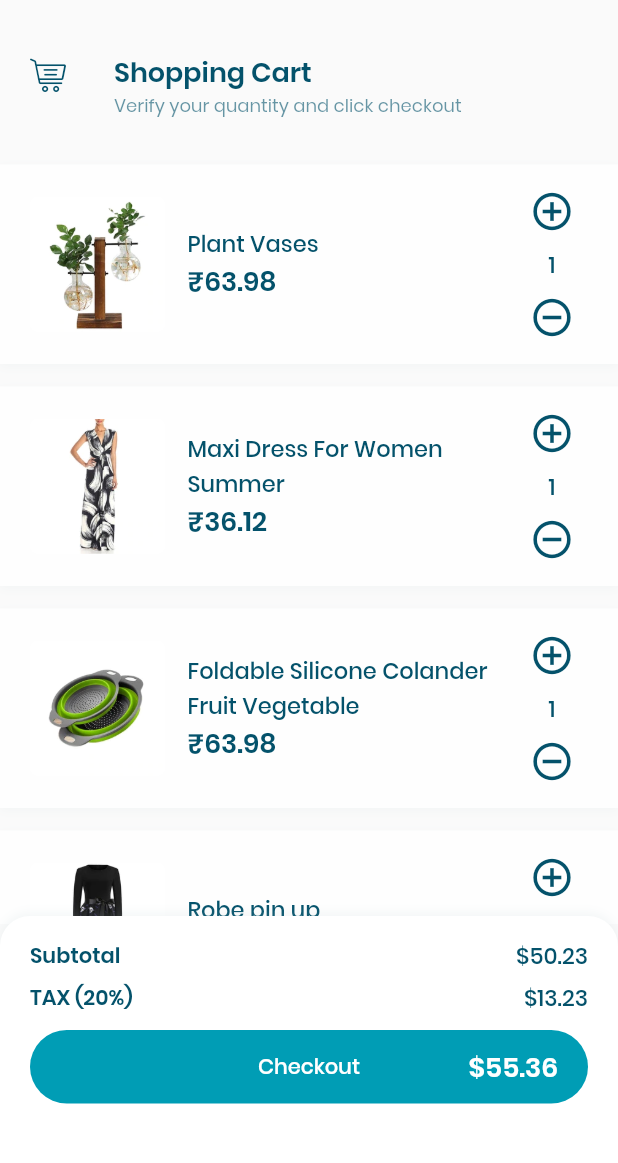
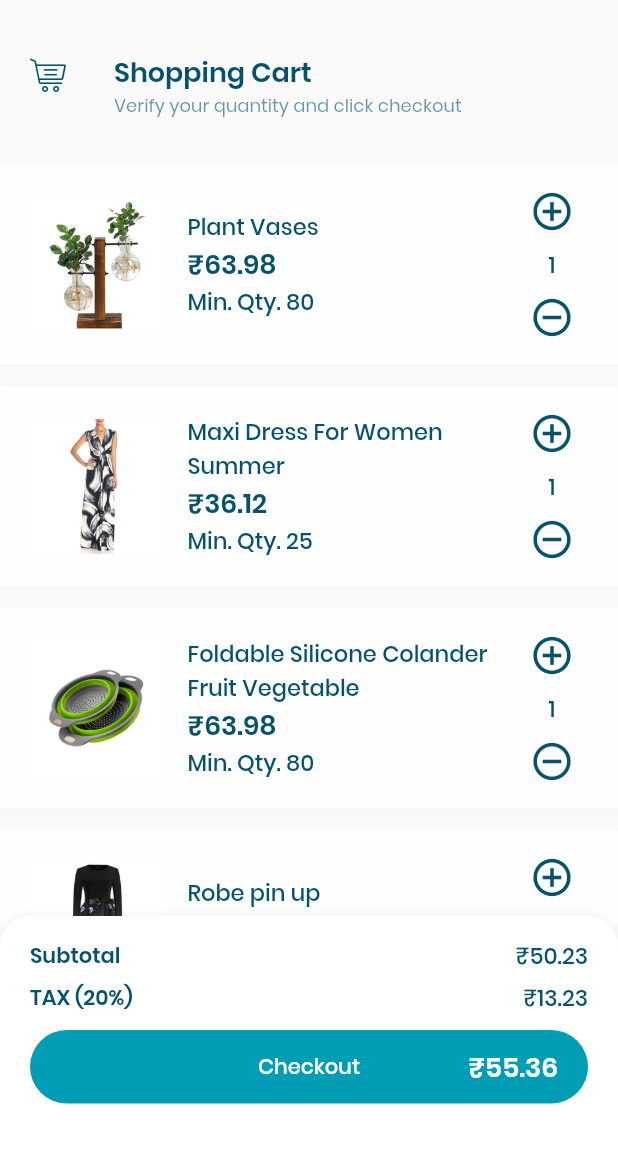
Before and after one commit to soumyap13/Store-App, a Flutter app: the CartWidget screen opened by its route, on a phone screen of 412 x 824 dp, the part 65-1228 px from its top. Run offline on Flutter 3.47's test engine with Material 2 defaults, Android fonts, the phone set to English and light mode, and no system bars; our stand-ins replace carousel_slider, datetime_picker_formfield, flutter_svg, get_it, shared_preferences, sticky_headers and 1 more; missing offline and left inert: shared_preferences_web; accounts and stored records are empty.

Commit message:
Product and Cart widgets updated

```diff
--- a/lib/src/screens/cart.dart
+++ b/lib/src/screens/cart.dart
@@ -133,7 +133,7 @@ class _CartWidgetState extends State<CartWidget> {
                             style: Theme.of(context).textTheme.body2,
                           ),
                         ),
-                        Text('\$50.23',
+                        Text('\₹50.23',
                             style: Theme.of(context).textTheme.subhead),
                       ],
                     ),
@@ -146,7 +146,7 @@ class _CartWidgetState extends State<CartWidget> {
                             style: Theme.of(context).textTheme.body2,
                           ),
                         ),
-                        Text('\$13.23',
+                        Text('\₹13.23',
                             style: Theme.of(context).textTheme.subhead),
                       ],
                     ),
@@ -175,7 +175,7 @@ class _CartWidgetState extends State<CartWidget> {
                         Padding(
                           padding: const EdgeInsets.symmetric(horizontal: 20),
                           child: Text(
-                            '\$55.36',
+                            '\₹55.36',
                             style: Theme.of(context).textTheme.display1.merge(
                                 TextStyle(
                                     color: Theme.of(context).primaryColor)),
--- a/lib/src/widgets/CartItemWidget.dart
+++ b/lib/src/widgets/CartItemWidget.dart
@@ -73,6 +73,10 @@ class _CartItemWidgetState extends State<CartItemWidget> {
                           widget.product.getPrice(),
                           style: Theme.of(context).textTheme.display1,
                         ),
+                        Text(
+                          "Min. Qty. ${widget.product.available.toString()}",
+                          style: Theme.of(context).textTheme.subtitle1,
+                        ),
                       ],
                     ),
                   ),
--- a/lib/src/widgets/FlashSalesCarouselItemWidget.dart
+++ b/lib/src/widgets/FlashSalesCarouselItemWidget.dart
@@ -109,7 +109,7 @@ class FlashSalesCarouselItemWidget extends StatelessWidget {
                   ),
                   SizedBox(height: 7),
                   Text(
-                    '${product.available} Available',
+                    'Min. Qty.: ${product.available}',
                     style: Theme.of(context).textTheme.body1,
                     overflow: TextOverflow.ellipsis,
                   ),
--- a/lib/src/widgets/ProductGridItemWidget.dart
+++ b/lib/src/widgets/ProductGridItemWidget.dart
@@ -63,7 +63,7 @@ class ProductGridItemWidget extends StatelessWidget {
                   // The title of the product
                   Expanded(
                     child: Text(
-                      '${product.sales} Sales',
+                      'Min. Qty.: ${product.sales}',
                       style: Theme.of(context).textTheme.body1,
                       overflow: TextOverflow.fade,
                       softWrap: false,
```
